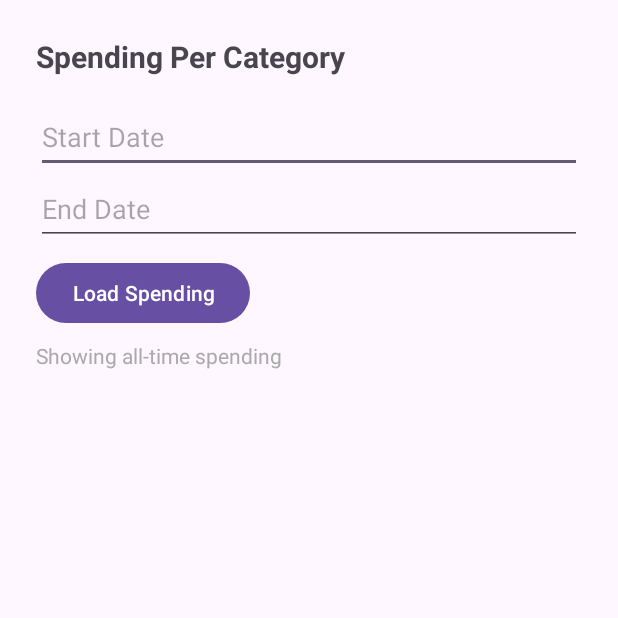
After one commit to ST10268917/Flourish-Budgeting-App, an Android app: the CategorySpendingActivity screen opened directly, with no data from a screen before it, on a phone screen of 412 x 824 dp, the top half of it. The commit adds this screen. Run offline under Robolectric (Android 15) with nearby library versions, the phone set to English and light mode, and no system bars; our stand-ins replace Firebase (no records; nobody signed in at launch, a user with empty details on screens opened directly), Room's generated code.

Commit message:
All expenses by category added

```diff
--- a/app/src/main/AndroidManifest.xml
+++ b/app/src/main/AndroidManifest.xml
@@ -22,6 +22,9 @@
         android:supportsRtl="true"
         android:theme="@style/Theme.Flourish"
         tools:targetApi="31">
+        <activity
+            android:name=".CategorySpendingActivity"
+            android:exported="false" />
         <activity
             android:name=".FilterExpensesActivity"
             android:exported="false" />
--- a/app/src/main/java/com/aj/flourish/CategoryDao.kt
+++ b/app/src/main/java/com/aj/flourish/CategoryDao.kt
@@ -15,5 +15,8 @@ interface CategoryDao {
     // Deletes a specific category from the database
     @Delete
     suspend fun deleteCategory(category: Category)
+    @Query("SELECT * FROM categories WHERE id = :id LIMIT 1")
+    suspend fun getCategoryById(id: Int): Category?
+
 
 }
--- /dev/null
+++ b/app/src/main/java/com/aj/flourish/CategorySpending.kt
@@ -0,0 +1,6 @@
+package com.aj.flourish
+
+data class CategorySpending(
+    val categoryName: String,
+    val totalAmount: Double
+)
--- /dev/null
+++ b/app/src/main/java/com/aj/flourish/CategorySpendingActivity.kt
@@ -0,0 +1,107 @@
+package com.aj.flourish
+
+import android.app.DatePickerDialog
+import android.net.Uri
+import android.os.Bundle
+import android.widget.EditText
+import android.widget.TextView
+import android.widget.Toast
+import android.widget.Button
+import androidx.appcompat.app.AlertDialog
+import androidx.appcompat.app.AppCompatActivity
+import androidx.recyclerview.widget.LinearLayoutManager
+import androidx.recyclerview.widget.RecyclerView
+import com.google.firebase.auth.FirebaseAuth
+import kotlinx.coroutines.*
+import java.text.SimpleDateFormat
+import java.util.*
+
+class CategorySpendingActivity : AppCompatActivity() {
+
+    private lateinit var recyclerView: RecyclerView
+    private lateinit var adapter: CategorySpendingAdapter
+    private val spendingList = mutableListOf<CategorySpending>()
+
+    private lateinit var etStartDate: EditText
+    private lateinit var etEndDate: EditText
+    private lateinit var tvFilterInfo: TextView
+
+    private var startDate: Long = 0L
+    private var endDate: Long = 0L
+
+    private lateinit var expenseDao: ExpenseDao
+
+    override fun onCreate(savedInstanceState: Bundle?) {
+        super.onCreate(savedInstanceState)
+        setContentView(R.layout.activity_category_spending)
+
+        expenseDao = AppDatabase.getInstance(this).expenseDao()
+
+        recyclerView = findViewById(R.id.recyclerViewCategorySpending)
+        etStartDate = findViewById(R.id.etStartDate)
+        etEndDate = findViewById(R.id.etEndDate)
+        tvFilterInfo = findViewById(R.id.tvFilterInfo)
+
+        recyclerView.layoutManager = LinearLayoutManager(this)
+        adapter = CategorySpendingAdapter(spendingList)
+        recyclerView.adapter = adapter
+
+        etStartDate.setOnClickListener { showDatePicker(true) }
+        etEndDate.setOnClickListener { showDatePicker(false) }
+
+        findViewById<Button>(R.id.btnFilterCategorySpending).setOnClickListener {
+            if (etStartDate.text.isNullOrEmpty() || etEndDate.text.isNullOrEmpty()) {
+                Toast.makeText(this, "Please select both start and end dates", Toast.LENGTH_SHORT).show()
+                return@setOnClickListener
+            }
+
+            val userId = FirebaseAuth.getInstance().currentUser?.uid ?: return@setOnClickListener
+            CoroutineScope(Dispatchers.IO).launch {
+                val result = expenseDao.getSpendingPerCategory(userId, startDate, endDate)
+                withContext(Dispatchers.Main) {
+                    spendingList.clear()
+                    spendingList.addAll(result)
+                    adapter.notifyDataSetChanged()
+
+                    tvFilterInfo.text = "Showing spending from ${etStartDate.text} to ${etEndDate.text}"
+                }
+            }
+        }
+
+        // Default: show all-time spending
+        val userId = FirebaseAuth.getInstance().currentUser?.uid
+        userId?.let {
+            CoroutineScope(Dispatchers.IO).launch {
+                val result = expenseDao.getSpendingPerCategory(it, 0L, Long.MAX_VALUE)
+                withContext(Dispatchers.Main) {
+                    spendingList.clear()
+                    spendingList.addAll(result)
+                    adapter.notifyDataSetChanged()
+                    tvFilterInfo.text = "Showing all-time spending"
+                }
+            }
+        }
+    }
+
+    private fun showDatePicker(isStartDate: Boolean) {
+        val calendar = Calendar.getInstance()
+        DatePickerDialog(this, { _, year, month, day ->
+            calendar.set(year, month, day)
+            if (isStartDate) {
+                calendar.set(Calendar.HOUR_OF_DAY, 0)
+                calendar.set(Calendar.MINUTE, 0)
+                calendar.set(Calendar.SECOND, 0)
+                calendar.set(Calendar.MILLISECOND, 0)
+                startDate = calendar.timeInMillis
+                etStartDate.setText(SimpleDateFormat("yyyy-MM-dd", Locale.getDefault()).format(Date(startDate)))
+            } else {
+                calendar.set(Calendar.HOUR_OF_DAY, 23)
+                calendar.set(Calendar.MINUTE, 59)
+                calendar.set(Calendar.SECOND, 59)
+                calendar.set(Calendar.MILLISECOND, 999)
+                endDate = calendar.timeInMillis
+                etEndDate.setText(SimpleDateFormat("yyyy-MM-dd", Locale.getDefault()).format(Date(endDate)))
+            }
+        }, calendar.get(Calendar.YEAR), calendar.get(Calendar.MONTH), calendar.get(Calendar.DAY_OF_MONTH)).show()
+    }
+}
--- a/app/src/main/java/com/aj/flourish/Dashboard.kt
+++ b/app/src/main/java/com/aj/flourish/Dashboard.kt
@@ -15,6 +15,7 @@ class Dashboard : AppCompatActivity() {
     private lateinit var categoryBtn: Button
     private lateinit var budgetBtn: Button
     private lateinit var allExpensesBtn: Button
+    private lateinit var categoriesBtn: Button
 
     override fun onCreate(savedInstanceState: Bundle?) {
         super.onCreate(savedInstanceState)
@@ -35,6 +36,7 @@ class Dashboard : AppCompatActivity() {
         categoryBtn = findViewById(R.id.categoryBtn)
         budgetBtn = findViewById(R.id.budgetBtn)
         allExpensesBtn = findViewById(R.id.allExpensesBtn)
+        categoriesBtn = findViewById(R.id.categoriesBtn)
 
         ViewCompat.setOnApplyWindowInsetsListener(findViewById(R.id.main)) { v, insets ->
             val systemBars = insets.getInsets(WindowInsetsCompat.Type.systemBars())
@@ -55,6 +57,10 @@ class Dashboard : AppCompatActivity() {
             startActivity(Intent(this, FilterExpensesActivity::class.java))
             finish()
         }
+        categoriesBtn.setOnClickListener {
+            startActivity(Intent(this, CategorySpendingActivity::class.java))
+            finish()
+        }
 
     }
 }
--- a/app/src/main/java/com/aj/flourish/ExpenseDao.kt
+++ b/app/src/main/java/com/aj/flourish/ExpenseDao.kt
@@ -20,5 +20,15 @@ interface ExpenseDao {
     @Query("SELECT * FROM expenses WHERE userId = :userId AND date BETWEEN :startDate AND :endDate ORDER BY date DESC")
     suspend fun getExpensesBetweenDates(userId: String, startDate: Long, endDate: Long): List<Expense>
 
+    @Query("""
+    SELECT categories.name AS categoryName, SUM(expenses.amount) AS totalAmount
+    FROM expenses
+    INNER JOIN categories ON expenses.categoryId = categories.id
+    WHERE expenses.userId = :userId AND expenses.date BETWEEN :startDate AND :endDate
+    GROUP BY expenses.categoryId
+""")
+    suspend fun getSpendingPerCategory(userId: String, startDate: Long, endDate: Long): List<CategorySpending>
+
+
 
 }
--- /dev/null
+++ b/app/src/main/res/layout/activity_category_spending.xml
@@ -0,0 +1,50 @@
+<LinearLayout xmlns:android="http://schemas.android.com/apk/res/android"
+    android:orientation="vertical"
+    android:padding="24dp"
+    android:layout_width="match_parent"
+    android:layout_height="match_parent">
+
+    <TextView
+        android:layout_width="wrap_content"
+        android:layout_height="wrap_content"
+        android:text="Spending Per Category"
+        android:textSize="20sp"
+        android:textStyle="bold"
+        android:layout_marginBottom="16dp"/>
+
+    <EditText
+        android:id="@+id/etStartDate"
+        android:layout_width="match_parent"
+        android:layout_height="48dp"
+        android:hint="Start Date" />
+
+    <EditText
+        android:id="@+id/etEndDate"
+        android:layout_width="match_parent"
+        android:layout_height="48dp"
+        android:hint="End Date"
+        android:layout_marginBottom="8dp" />
+
+    <Button
+        android:id="@+id/btnFilterCategorySpending"
+        android:layout_width="wrap_content"
+        android:layout_height="wrap_content"
+        android:text="Load Spending" />
+
+    <TextView
+        android:id="@+id/tvFilterInfo"
+        android:layout_width="match_parent"
+        android:layout_height="wrap_content"
+        android:text="Showing all-time spending"
+        android:textSize="14sp"
+        android:textColor="@android:color/darker_gray"
+        android:layout_marginTop="8dp"
+        android:layout_marginBottom="8dp"/>
+
+
+    <androidx.recyclerview.widget.RecyclerView
+        android:id="@+id/recyclerViewCategorySpending"
+        android:layout_width="match_parent"
+        android:layout_height="0dp"
+        android:layout_weight="1" />
+</LinearLayout>
```
Also changed, not shown: app/src/main/java/com/aj/flourish/CategorySpendingAdapter.kt (added, +29 -0 lines), app/src/main/res/layout/activity_dashboard.xml (+7 -0 lines), app/src/main/res/layout/item_category_spending.xml (added, +23 -0 lines).
